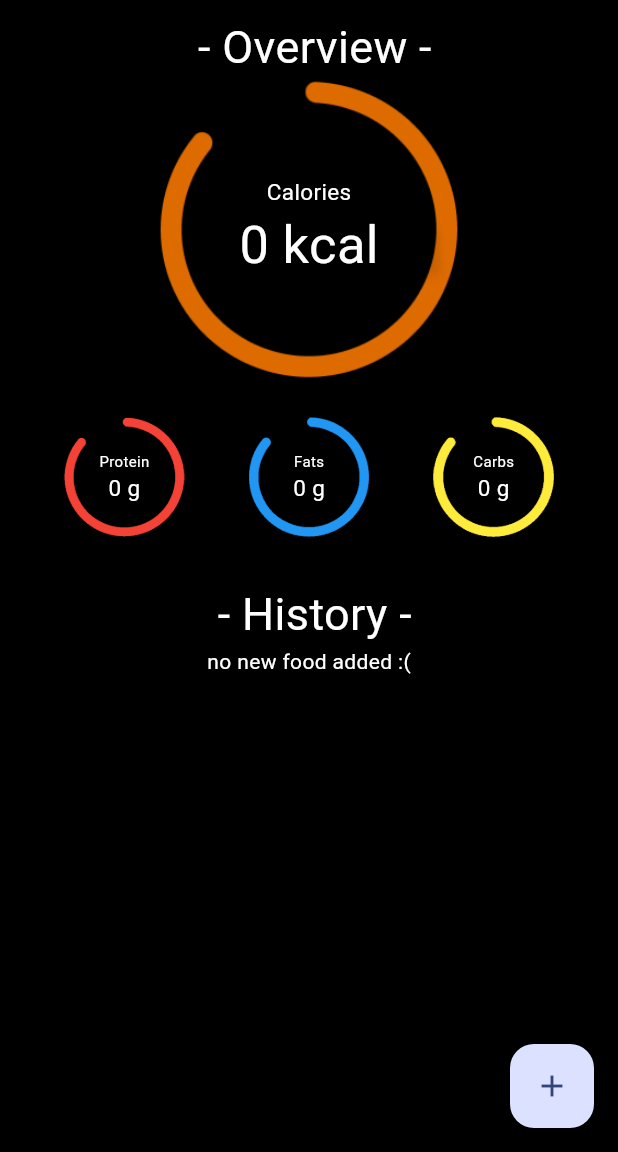
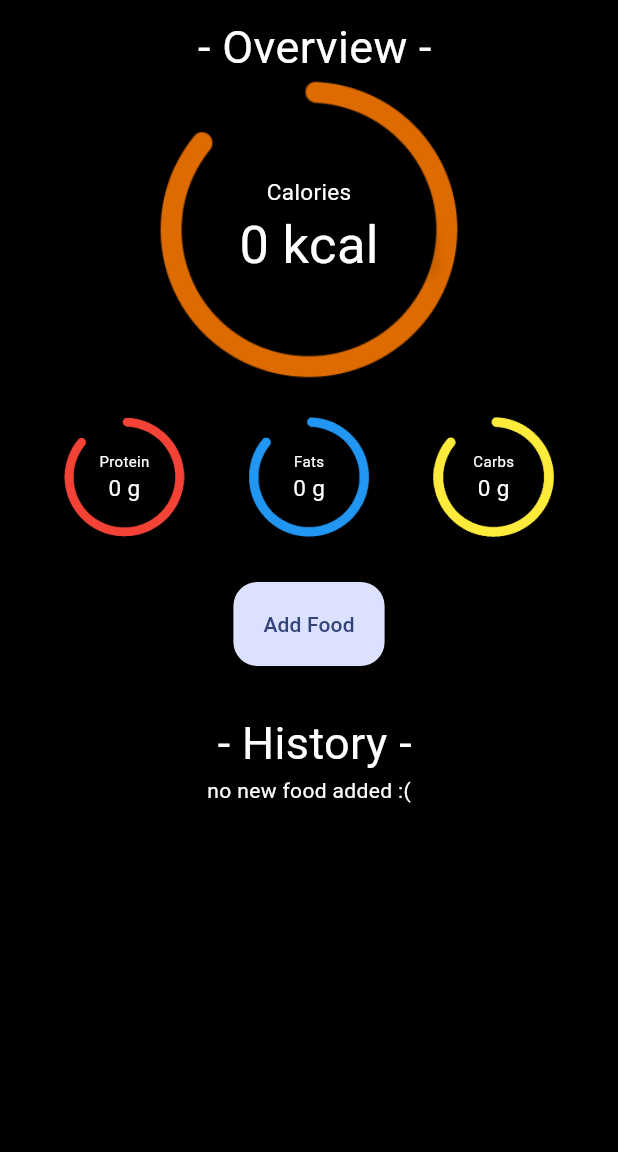
Before and after one commit to bnguye11/CalCount, a Flutter app: the screen it shows after launch, on a phone screen of 412 x 824 dp, the part 84-1236 px from its top. Run offline on Flutter 3.47's test engine with Material 3 defaults, Android fonts, the phone set to English and light mode, and no system bars; drawn by our look-alikes of sliding_up_panel; our stand-ins replace sqflite; missing offline and left inert: dart:ffi; accounts and stored records are empty.

Commit message:
Updated Button

```diff
--- a/lib/main.dart
+++ b/lib/main.dart
@@ -86,9 +86,8 @@ class _MyHomePageState extends State<MyHomePage> {
     }
   }
 
-  getDaily () async {
-    var dailyList = await DatabaseHelper.instance.getFoods('dailyFoods');
-    return dailyList;
+  Future <List<Food>> getDaily () async {
+    return await DatabaseHelper.instance.getFoods('dailyFoods');
   }
 
   getFavourite () async {
@@ -127,7 +126,6 @@ class _MyHomePageState extends State<MyHomePage> {
 
   @override
   Widget build(BuildContext context){
-    var totals = getTotals();
     final panelHeightOpen = MediaQuery.of(context).size.height * 0.8;
     return Scaffold(
       appBar: AppBar(
@@ -280,10 +278,35 @@ class _MyHomePageState extends State<MyHomePage> {
                   }
                 ),
                 Container(height: 30,),
+                FloatingActionButton.extended(
+                  label: Text("Add Food"),
+                  heroTag: "btn1",
+                  onPressed: () {
+                    panelController.open();
+                  },
+                  // child: const Icon(Icons.add),
+                ),
+                Container(height: 30,),
                 Text(
                   " - History -",
                   style: TextStyle(fontSize: 30, color:Colors.white),
                 ),
+                // FutureBuilder <List<Food>>(
+                //   future: getDaily(),
+                //   builder: (context, snapshot){
+                //     if(snapshot.hasData && snapshot.connectionState == ConnectionState.done){
+                //       print("Length: $snapshot.data!.length");
+                //       for(var k = 0; k < snapshot.data!.length; k++){
+                //         return ListView(
+                //           children: [
+                //             Text("${k+1}: ${snapshot.data![k].name}", style: TextStyle(color: Colors.white),),
+                //           ],
+                //         );
+                //       }
+                //     }
+                //     return Text("Something Broke");
+                //   }
+                // ),
                 setText(),
               ],
             ),
@@ -307,13 +330,13 @@ class _MyHomePageState extends State<MyHomePage> {
           );
         },
       ),
-      floatingActionButton: FloatingActionButton(
-        heroTag: "btn1",
-        onPressed: () {
-          panelController.open();
-        },
-        child: const Icon(Icons.add),
-      ),
+      // floatingActionButton: FloatingActionButton(
+      //   heroTag: "btn1",
+      //   onPressed: () {
+      //     panelController.open();
+      //   },
+      //   child: const Icon(Icons.add),
+      // ),
     );
   }
 }
```
